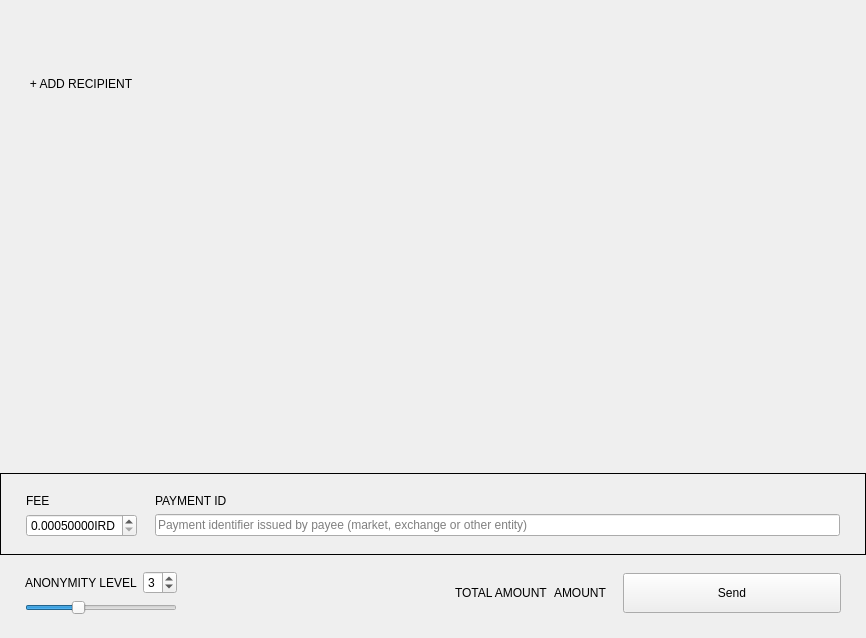
Qt form src/Gui/Send/SendFrame.ui (iridiumdev/Iridium-IRD-wallet) before a commit.
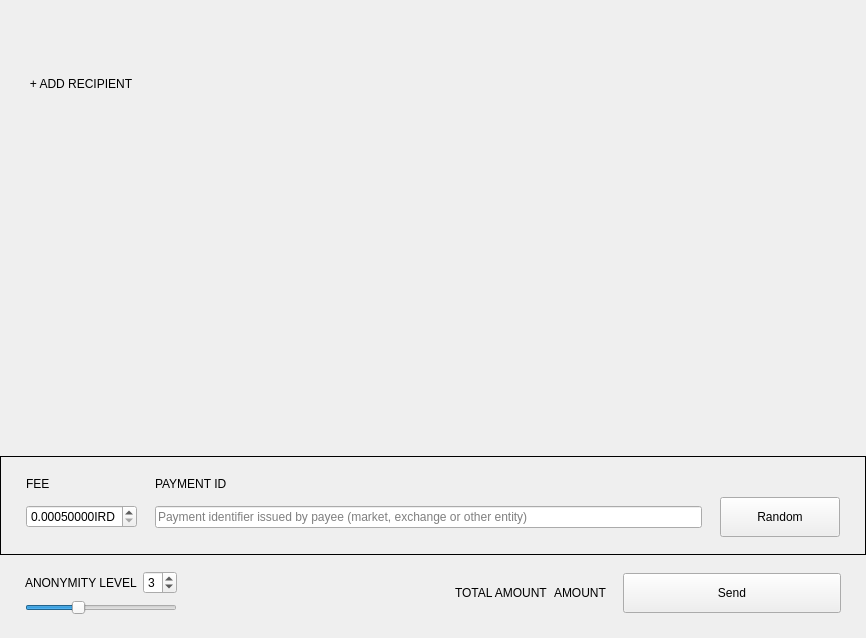
The same form after that commit. Custom widgets are drawn as their Qt base class.

Commit message: random payment id button

```diff
--- a/src/Gui/Send/SendFrame.ui
+++ b/src/Gui/Send/SendFrame.ui
@@ -248,6 +248,34 @@
         </property>
        </widget>
       </item>
+      <item row="1" column="2">
+       <widget class="WalletGui::WalletLargeBlueButton" name="m_randomPaymentIdButton">
+        <property name="sizePolicy">
+         <sizepolicy hsizetype="Fixed" vsizetype="Fixed">
+          <horstretch>0</horstretch>
+          <verstretch>0</verstretch>
+         </sizepolicy>
+        </property>
+        <property name="minimumSize">
+         <size>
+          <width>120</width>
+          <height>40</height>
+         </size>
+        </property>
+        <property name="maximumSize">
+         <size>
+          <width>120</width>
+          <height>40</height>
+         </size>
+        </property>
+        <property name="focusPolicy">
+         <enum>Qt::NoFocus</enum>
+        </property>
+        <property name="text">
+         <string>Random</string>
+        </property>
+       </widget>
+      </item>
      </layout>
     </widget>
    </item>
```
Left out of the diff: 6 changed lines with no effect on the pictures. The commit also changes 2 other files.
